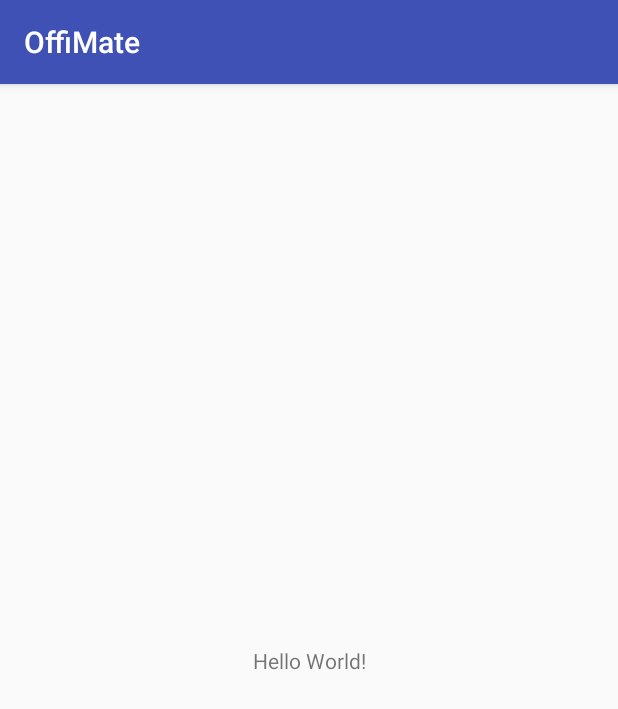
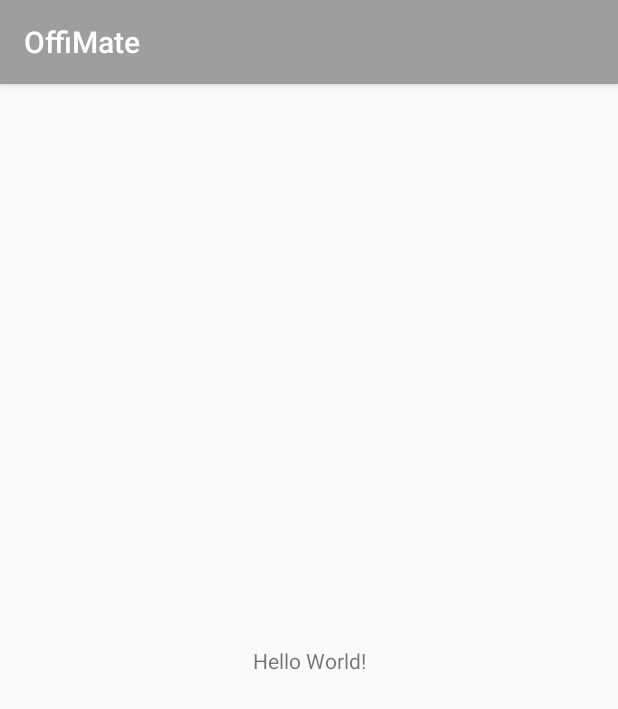
Before and after one commit to carlos-martin/OffiMate-Android, an Android app: the screen it shows after launch (MainActivity), on a phone screen of 412 x 824 dp. Shown: the top 709 px of the screen. Run offline under Robolectric (Android 15) with nearby library versions, the phone set to English and light mode, and no system bars.

Commit message:
Init project: Added Offimate colors.xml

```diff
--- a/app/src/main/res/values/colors.xml
+++ b/app/src/main/res/values/colors.xml
@@ -1,6 +1,11 @@
 <?xml version="1.0" encoding="utf-8"?>
 <resources>
-    <color name="colorPrimary">#3F51B5</color>
-    <color name="colorPrimaryDark">#303F9F</color>
-    <color name="colorAccent">#FF4081</color>
+    <color name="colorPrimary">#9E9E9E</color>
+    <color name="colorPrimaryDark">#616161</color>
+    <color name="colorPrimaryLight">#F5F5F5</color>
+    <color name="colorAccent">#536DFE</color>
+    <color name="colorPrimaryText">#212121</color>
+    <color name="colorSecondaryText">#757575</color>
+    <color name="colorIcons">#212121</color>
+    <color name="colorDivider">#BDBDBD</color>
 </resources>
```
